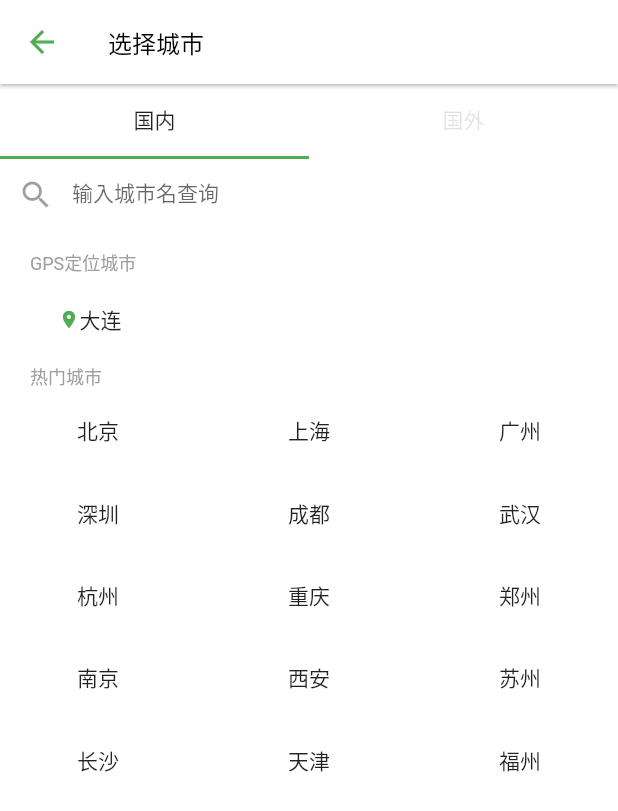
After one commit to 192114/flutter_doubanmovie, a Flutter app: the screen it shows after launch, after a tap on "大连", on a phone screen of 412 x 824 dp. The commit adds this screen. Shown: the top 811 px of the screen. Run offline on Flutter 3.47's test engine with Material 2 defaults, Android fonts, the phone set to English and light mode, and no system bars; our stand-ins replace shared_preferences; network calls fail.

Commit message:
完善代码

```diff
--- /dev/null
+++ b/lib/CitysWidget.dart
@@ -0,0 +1,157 @@
+import 'package:flutter/material.dart';
+
+class CitysWidget extends StatefulWidget {
+  @override
+  State<StatefulWidget> createState() {
+    return CityWidgtState();
+  }
+}
+
+class CityWidgtState extends State<CitysWidget> {
+  String curCity;
+
+  @override
+  Widget build(BuildContext context) {
+    curCity = ModalRoute.of(context).settings.arguments;
+    List<String> hotCitys = [
+      '北京',
+      '上海',
+      '广州',
+      '深圳',
+      '成都',
+      '武汉',
+      '杭州',
+      '重庆',
+      '郑州',
+      '南京',
+      '西安',
+      '苏州',
+      '长沙',
+      '天津',
+      '福州'
+    ];
+
+    return Scaffold(
+      backgroundColor: Color(0xE3FFFFFF),
+      appBar: AppBar(
+        iconTheme: IconThemeData(color: Colors.green),
+        title: Text(
+          '选择城市',
+          style: TextStyle(color: Colors.black, fontSize: 16),
+        ),
+        backgroundColor: Colors.white,
+        elevation: 1,
+        centerTitle: false,
+      ),
+      body: DefaultTabController(
+        length: 2,
+        child: Column(
+          children: <Widget>[
+            Container(
+              color: Colors.white,
+              constraints: BoxConstraints.expand(height: 50),
+              child: TabBar(
+                  unselectedLabelColor: Colors.black12,
+                  labelColor: Colors.black87,
+                  indicatorColor: Colors.green,
+                  tabs: <Widget>[Tab(text: '国内'), Tab(text: '国外')]),
+            ),
+            Expanded(
+              child: Container(
+                child: TabBarView(
+                  physics: ClampingScrollPhysics(),
+                  children: <Widget>[
+                    Column(
+                      crossAxisAlignment: CrossAxisAlignment.start,
+                      children: <Widget>[
+                        Container(
+                          height: 50,
+                          child: TextField(
+                            cursorColor: Colors.green,
+                            decoration: InputDecoration(
+                                hintText: '输入城市名查询',
+                                hintStyle: TextStyle(fontSize: 14),
+                                border: InputBorder.none,
+                                prefixIcon: Icon(
+                                  Icons.search,
+                                  color: Colors.black38,
+                                ),
+                                filled: true,
+                                fillColor: Colors.white),
+                          ),
+                        ),
+                        Padding(
+                          padding: EdgeInsets.only(top: 10, left: 20),
+                          child: Text(
+                            'GPS定位城市',
+                            style: TextStyle(fontSize: 12, color: Colors.grey),
+                          ),
+                        ),
+                        Padding(
+                          padding: EdgeInsets.only(top: 5, left: 20),
+                          child: MaterialButton(
+                            child: Container(
+                              width: 50,
+                              child: Row(
+                                children: <Widget>[
+                                  Icon(
+                                    Icons.location_on,
+                                    size: 14,
+                                    color: Colors.green,
+                                  ),
+                                  Text(curCity)
+                                ],
+                              ),
+                            ),
+                            color: Colors.white,
+                            elevation: 0,
+                            onPressed: () {},
+                          ),
+                        ),
+                        Padding(
+                          padding: EdgeInsets.only(top: 5, left: 20),
+                          child: Text('热门城市',
+                              style:
+                                  TextStyle(fontSize: 12, color: Colors.grey)),
+                        ),
+                        Expanded(
+                          flex: 1,
+                          child: Padding(
+                            padding:
+                                EdgeInsets.only(left: 20, right: 20, top: 10),
+                            child: GridView.builder(
+                              gridDelegate:
+                                  SliverGridDelegateWithFixedCrossAxisCount(
+                                      crossAxisCount: 3,
+                                      childAspectRatio: 2.6,
+                                      mainAxisSpacing: 20,
+                                      crossAxisSpacing: 50),
+                              itemCount: hotCitys.length,
+                              itemBuilder: (context, index) {
+                                return MaterialButton(
+                                  child: Text(hotCitys[index]),
+                                  color: Colors.white,
+                                  elevation: 0,
+                                  onPressed: () {
+                                    Navigator.pop(context, hotCitys[index]);
+                                  },
+                                );
+                              },
+                            ),
+                          ),
+                        )
+                      ],
+                    ),
+                    Center(
+                      child: Text('国外'),
+                    )
+                  ],
+                ),
+              ),
+            )
+          ],
+        ),
+      ),
+    );
+  }
+}
--- a/lib/HotMovieItemWidget.dart
+++ b/lib/HotMovieItemWidget.dart
@@ -1,7 +1,6 @@
 import 'package:flutter/material.dart';
 import 'package:flutter/services.dart';
 import 'package:flutter_douban/HotMovieData.dart';
-
 
 class HotMovieItemWidget extends StatefulWidget {
   HotMovieData hotMovieData;
@@ -10,7 +9,6 @@ class HotMovieItemWidget extends StatefulWidget {
 
   @override
   State<StatefulWidget> createState() {
-    // TODO: implement createState
     return HotMovieItemWidgetState();
   }
 }
@@ -20,7 +18,6 @@ class HotMovieItemWidgetState extends State<HotMovieItemWidget> {
 
   @override
   Widget build(BuildContext context) {
-    // TODO: implement build
     return Container(
       height: 160,
       padding: EdgeInsets.all(20),
--- a/lib/HotMoviesListWidget.dart
+++ b/lib/HotMoviesListWidget.dart
@@ -6,6 +6,11 @@ import 'package:flutter_douban/HotMovieItemWidget.dart';
 import 'package:http/http.dart' as http;
 
 class HotMoviesListWidget extends StatefulWidget {
+  String curCity ;
+
+  HotMoviesListWidget(String city){
+    curCity = city;
+  }
   @override
   State<StatefulWidget> createState() {
     return HotMoviesListWidgetState();
@@ -25,7 +30,7 @@ class HotMoviesListWidgetState extends State<HotMoviesListWidget> with Automatic
 
   void _getData() async {
     List<HotMovieData> serverDataList = new List();
-    var response = await http.get('https://api.douban.com/v2/movie/in_theaters?apikey=0b2bdeda43b5688921839c8ecb20399b&city=%E6%B7%B1%E5%9C%B3&start=0&count=10');
+    var response = await http.get('https://api.douban.com/v2/movie/in_theaters?apikey=0b2bdeda43b5688921839c8ecb20399b&city='+ widget.curCity +'&start=0&count=10');
     //成功获取数据
     if (response.statusCode == 200) {
       print(response.body);
@@ -39,6 +44,20 @@ class HotMoviesListWidgetState extends State<HotMoviesListWidget> with Automatic
           hotMovies = serverDataList;
         }
       });
+    }
+  }
+
+  @override
+  void didUpdateWidget(HotMoviesListWidget oldWidget) {
+    super.didUpdateWidget(oldWidget);
+    // 切换城市 更新列表
+    if (oldWidget.curCity != widget.curCity) {
+      // loading
+      setState(() {
+        hotMovies = [];
+      });
+
+      _getData();
     }
   }
 
--- a/lib/HotWidget.dart
+++ b/lib/HotWidget.dart
@@ -1,5 +1,6 @@
 import 'package:flutter/material.dart';
 import 'package:flutter_douban/HotMoviesListWidget.dart';
+import 'package:shared_preferences/shared_preferences.dart';
 
 class HotWidget extends StatefulWidget {
   @override
@@ -9,8 +10,49 @@ class HotWidget extends StatefulWidget {
 }
 
 class _HotWidgetState extends State<HotWidget> {
+  String curCity;
+
+  void initState() {
+    super.initState();
+    print('HotWidgetState initState');
+    initData();
+  }
+
+  void initData() async {
+    // shared_preferences 读取本地数据
+    final prefs = await SharedPreferences.getInstance();//获取 prefs
+
+    String city = prefs.getString('curCity');//获取 key 为 curCity 的值
+
+    if (city != null && city.isNotEmpty) { //如果有值
+      setState((){
+        curCity = city;
+      });
+    } else {//如果没有值，则使用默认值
+      setState((){
+        curCity = '大连';
+      });
+    }
+  }
+
+  void _jumpToCitysWidget() async{
+    var selectCity = await Navigator.pushNamed(context, '/Citys',arguments: curCity);
+    if(selectCity == null) return;
+    // shared_preferences将本地数据写入
+    final prefs = await SharedPreferences.getInstance();
+    prefs.setString('curCity', selectCity); //存取数据
+    setState(() {
+      curCity =  selectCity;
+    });
+  }
+
   @override
   Widget build(BuildContext context) {
+    if (curCity == null || curCity.isEmpty) {
+      return Center(
+        child: CircularProgressIndicator(),
+      );
+    }
     return Column(
       mainAxisAlignment: MainAxisAlignment.start,
       children: <Widget>[
@@ -20,10 +62,15 @@ class _HotWidgetState extends State<HotWidget> {
           alignment: Alignment.bottomCenter,
           child: Row(
             children: <Widget>[
-              Text('大连',
-                  style: TextStyle(
-                    fontSize: 16,
-                  )),
+              GestureDetector(
+                child: Text(curCity,
+                    style: TextStyle(
+                      fontSize: 16,
+                    )),
+                onTap: () {
+                  _jumpToCitysWidget();
+                },
+              ),
               Icon(Icons.arrow_drop_down),
               Expanded(
                 flex: 1,
@@ -66,7 +113,7 @@ class _HotWidgetState extends State<HotWidget> {
                   child: Container(
                     child: TabBarView(
                       children: <Widget>[
-                        HotMoviesListWidget(),
+                        HotMoviesListWidget(curCity),
                         Center(
                           child: Text('即将上映'),
                         )
--- a/lib/main.dart
+++ b/lib/main.dart
@@ -1,4 +1,5 @@
 import 'package:flutter/material.dart';
+import 'package:flutter_douban/CitysWidget.dart';
 import 'package:flutter_douban/HotWidget.dart';
 import 'package:flutter_douban/MovieWidget.dart';
 import 'package:flutter_douban/MineWidget.dart';
@@ -15,6 +16,9 @@ class MyApp extends StatelessWidget {
         primarySwatch: Colors.blue,
       ),
       home: MyHomePage(title: '豆瓣电影'),
+      routes: {
+        '/Citys': (context) => CitysWidget(),
+      },
     );
   }
 }
--- a/pubspec.yaml
+++ b/pubspec.yaml
@@ -24,6 +24,7 @@ dependencies:
   # Use with the CupertinoIcons class for iOS style icons.
   cupertino_icons: ^0.1.2
   http: ^0.12.0+2
+  shared_preferences: ^0.5.2
 
 dev_dependencies:
   flutter_test:
```
Also changed, not shown: pubspec.lock, 7 other files.
